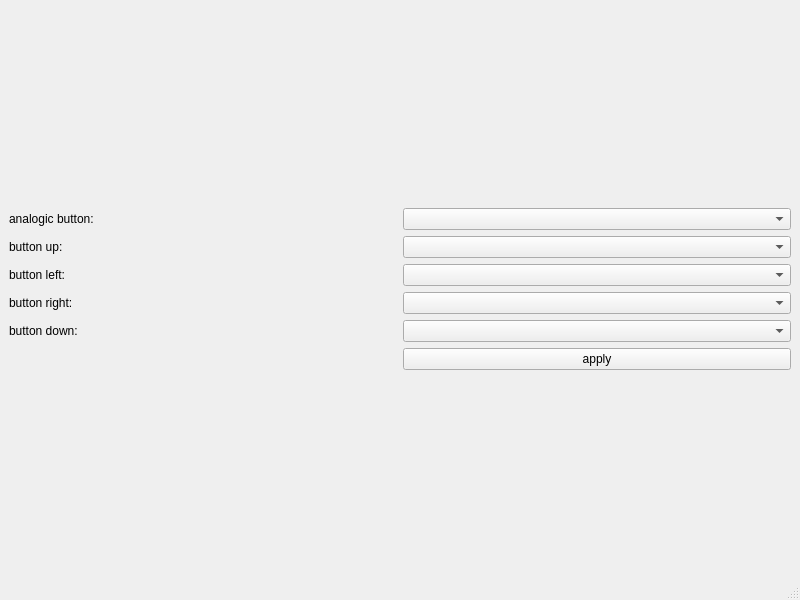
Qt form mainwindow.ui (NicolasWelferKirinus/arduino-gamepad) before a commit.
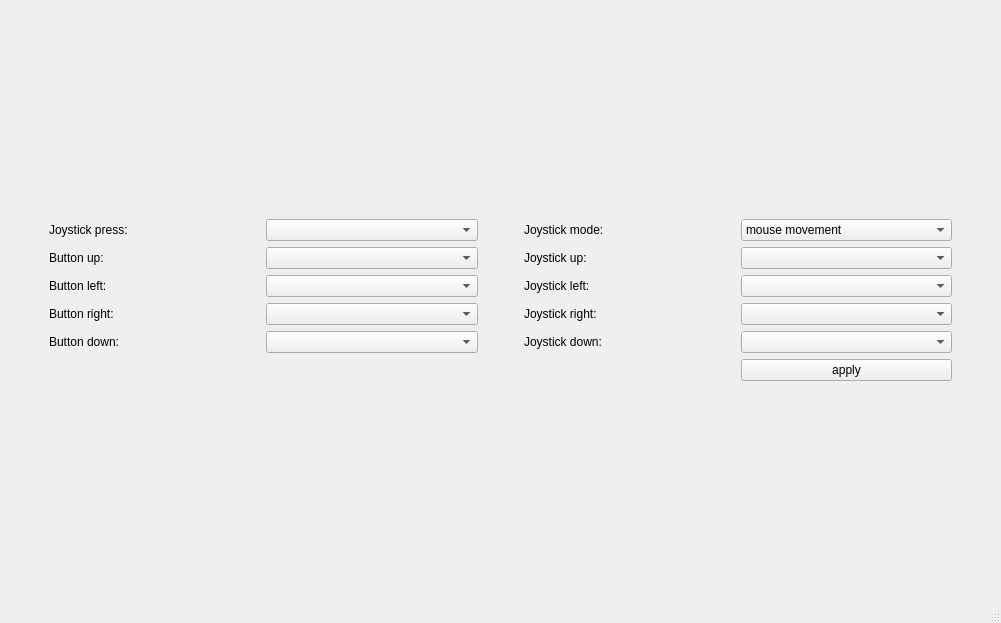
The same form after that commit.

Commit message: add joystick config

```diff
--- a/mainwindow.ui
+++ b/mainwindow.ui
@@ -6,8 +6,8 @@
    <rect>
     <x>0</x>
     <y>0</y>
-    <width>800</width>
-    <height>600</height>
+    <width>1001</width>
+    <height>623</height>
    </rect>
   </property>
   <property name="windowTitle">
@@ -15,67 +15,208 @@
   </property>
   <widget class="QWidget" name="centralwidget">
    <layout class="QGridLayout" name="gridLayout">
-    <item row="0" column="0">
+    <item row="1" column="1">
      <layout class="QGridLayout" name="gridLayout_2">
-      <item row="3" column="1">
-       <widget class="QComboBox" name="button_right"/>
+      <item row="4" column="3">
+       <widget class="QLabel" name="label_10">
+        <property name="text">
+         <string>Joystick down:</string>
+        </property>
+       </widget>
       </item>
-      <item row="2" column="0">
-       <widget class="QLabel" name="label_3">
+      <item row="0" column="0">
+       <widget class="QLabel" name="label_5">
         <property name="text">
-         <string>button left:</string>
+         <string>Joystick press:</string>
+        </property>
+       </widget>
+      </item>
+      <item row="2" column="3">
+       <widget class="QLabel" name="label_8">
+        <property name="text">
+         <string>Joystick left:</string>
+        </property>
+       </widget>
+      </item>
+      <item row="2" column="4">
+       <widget class="QComboBox" name="joystick_left"/>
+      </item>
+      <item row="5" column="4">
+       <widget class="QPushButton" name="apply">
+        <property name="text">
+         <string>apply</string>
         </property>
        </widget>
       </item>
       <item row="4" column="1">
        <widget class="QComboBox" name="button_down"/>
       </item>
-      <item row="2" column="1">
-       <widget class="QComboBox" name="button_left"/>
+      <item row="0" column="4">
+       <widget class="QComboBox" name="joystic_mode">
+        <item>
+         <property name="text">
+          <string>mouse movement</string>
+         </property>
+        </item>
+        <item>
+         <property name="text">
+          <string>buttons</string>
+         </property>
+        </item>
+       </widget>
+      </item>
+      <item row="3" column="4">
+       <widget class="QComboBox" name="joystick_right"/>
+      </item>
+      <item row="1" column="4">
+       <widget class="QComboBox" name="joystick_up"/>
+      </item>
+      <item row="1" column="1">
+       <widget class="QComboBox" name="button_up"/>
+      </item>
+      <item row="3" column="1">
+       <widget class="QComboBox" name="button_right"/>
+      </item>
+      <item row="2" column="2">
+       <spacer name="horizontalSpacer">
+        <property name="orientation">
+         <enum>Qt::Horizontal</enum>
+        </property>
+        <property name="sizeType">
+         <enum>QSizePolicy::Fixed</enum>
+        </property>
+        <property name="sizeHint" stdset="0">
+         <size>
+          <width>40</width>
+          <height>20</height>
+         </size>
+        </property>
+       </spacer>
+      </item>
+      <item row="3" column="3">
+       <widget class="QLabel" name="label_9">
+        <property name="text">
+         <string>Joystick right:</string>
+        </property>
+       </widget>
+      </item>
+      <item row="1" column="3">
+       <widget class="QLabel" name="label_7">
+        <property name="text">
+         <string>Joystick up:</string>
+        </property>
+       </widget>
       </item>
       <item row="4" column="0">
        <widget class="QLabel" name="label_2">
         <property name="text">
-         <string>button down:</string>
+         <string>Button down:</string>
         </property>
        </widget>
       </item>
-      <item row="5" column="1">
-       <widget class="QPushButton" name="apply">
-        <property name="text">
-         <string>apply</string>
-        </property>
-       </widget>
+      <item row="0" column="1">
+       <widget class="QComboBox" name="button_analogic"/>
+      </item>
+      <item row="4" column="4">
+       <widget class="QComboBox" name="joystick_down"/>
       </item>
       <item row="1" column="0">
        <widget class="QLabel" name="label">
         <property name="text">
-         <string>button up:</string>
+         <string>Button up:</string>
         </property>
        </widget>
       </item>
       <item row="3" column="0">
        <widget class="QLabel" name="label_4">
         <property name="text">
-         <string>button right:</string>
+         <string>Button right:</string>
         </property>
        </widget>
       </item>
-      <item row="1" column="1">
-       <widget class="QComboBox" name="button_up"/>
+      <item row="2" column="1">
+       <widget class="QComboBox" name="button_left"/>
       </item>
-      <item row="0" column="0">
-       <widget class="QLabel" name="label_5">
+      <item row="2" column="0">
+       <widget class="QLabel" name="label_3">
         <property name="text">
-         <string>analogic button:</string>
+         <string>Button left:</string>
         </property>
        </widget>
       </item>
-      <item row="0" column="1">
-       <widget class="QComboBox" name="button_analogic"/>
+      <item row="0" column="3">
+       <widget class="QLabel" name="label_6">
+        <property name="text">
+         <string>Joystick mode:</string>
+        </property>
+       </widget>
       </item>
      </layout>
     </item>
+    <item row="2" column="1">
+     <spacer name="verticalSpacer_2">
+      <property name="orientation">
+       <enum>Qt::Vertical</enum>
+      </property>
+      <property name="sizeType">
+       <enum>QSizePolicy::Fixed</enum>
+      </property>
+      <property name="sizeHint" stdset="0">
+       <size>
+        <width>20</width>
+        <height>40</height>
+       </size>
+      </property>
+     </spacer>
+    </item>
+    <item row="1" column="0">
+     <spacer name="horizontalSpacer_2">
+      <property name="orientation">
+       <enum>Qt::Horizontal</enum>
+      </property>
+      <property name="sizeType">
+       <enum>QSizePolicy::Fixed</enum>
+      </property>
+      <property name="sizeHint" stdset="0">
+       <size>
+        <width>40</width>
+        <height>20</height>
+       </size>
+      </property>
+     </spacer>
+    </item>
+    <item row="0" column="1">
+     <spacer name="verticalSpacer">
+      <property name="orientation">
+       <enum>Qt::Vertical</enum>
+      </property>
+      <property name="sizeType">
+       <enum>QSizePolicy::Fixed</enum>
+      </property>
+      <property name="sizeHint" stdset="0">
+       <size>
+        <width>20</width>
+        <height>40</height>
+       </size>
+      </property>
+     </spacer>
+    </item>
+    <item row="1" column="2">
+     <spacer name="horizontalSpacer_3">
+      <property name="orientation">
+       <enum>Qt::Horizontal</enum>
+      </property>
+      <property name="sizeType">
+       <enum>QSizePolicy::Fixed</enum>
+      </property>
+      <property name="sizeHint" stdset="0">
+       <size>
+        <width>40</width>
+        <height>20</height>
+       </size>
+      </property>
+     </spacer>
+    </item>
    </layout>
   </widget>
   <widget class="QMenuBar" name="menubar">
@@ -83,7 +224,7 @@
     <rect>
      <x>0</x>
      <y>0</y>
-     <width>800</width>
+     <width>1001</width>
      <height>22</height>
     </rect>
    </property>
```
The commit also changes 6 other files.
